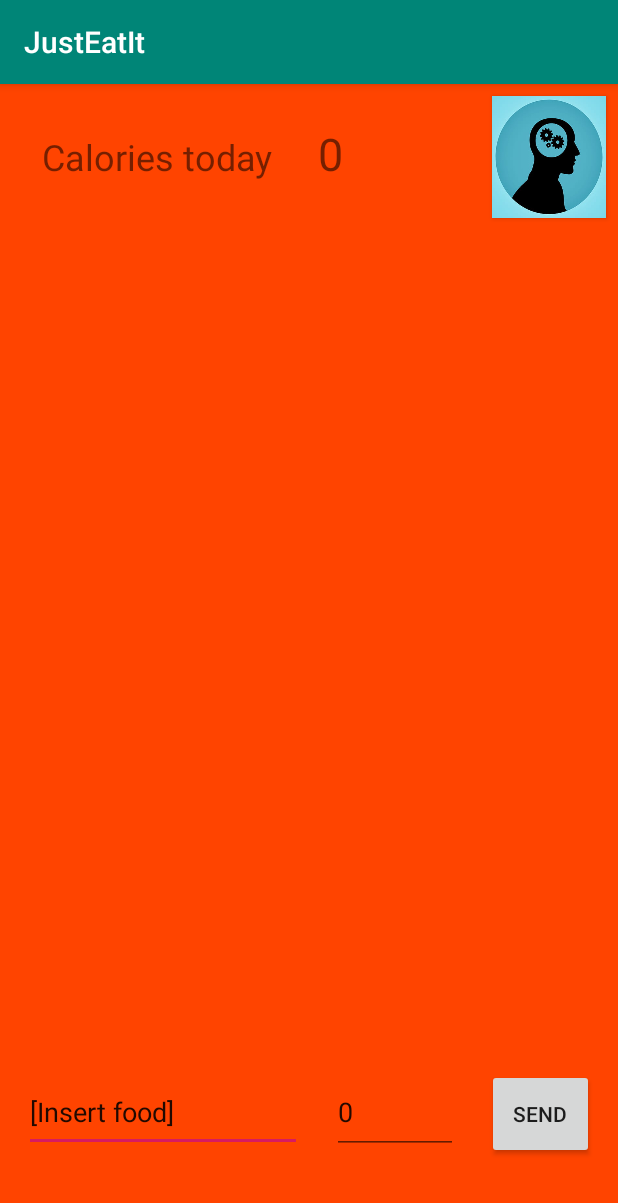
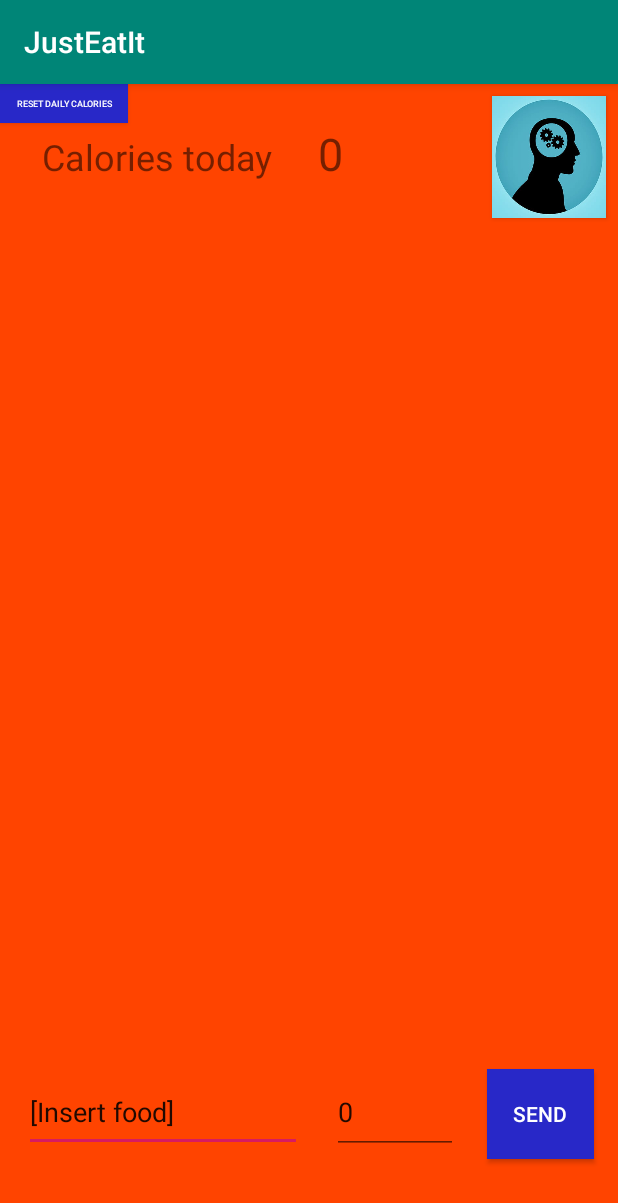
Before and after one commit to Diakko/JustEatIt, an Android app: the screen it shows after launch (MainActivity), on a phone screen of 412 x 824 dp. Shown: the top 1203 px of the screen. Run offline under Robolectric (Android 15) with nearby library versions, the phone set to English and light mode, and no system bars.

Commit message:
Calories insert applies to caloriescount(all). Also daily calories(total atm with no resetting)

```diff
--- a/app/src/main/java/com/example/justeatit/Calories.java
+++ b/app/src/main/java/com/example/justeatit/Calories.java
@@ -10,6 +10,9 @@ public class Calories {
     public void addCalories(int calories){
         this.dailyCount += calories;
         this.totalCount += calories;
+    }
+    public void resetDailyCalories(){
+        this.dailyCount = 0;
     }
 
     public int getDailyCount(){
--- a/app/src/main/res/layout/activity_main.xml
+++ b/app/src/main/res/layout/activity_main.xml
@@ -4,7 +4,7 @@
     xmlns:tools="http://schemas.android.com/tools"
     android:layout_width="match_parent"
     android:layout_height="match_parent"
-    android:background="#FF4400"
+    android:background="@color/backgroundColor"
     tools:context=".MainActivity">
 
     <Button
@@ -13,8 +13,10 @@
         android:layout_height="60dp"
         android:layout_marginEnd="16dp"
         android:layout_marginRight="16dp"
+        android:background="@color/buttonBackground"
         android:onClick="sendButtonPressed"
         android:text="@string/sendButton"
+        android:textColor="@color/textColor"
         app:layout_constraintBaseline_toBaselineOf="@+id/foodBar"
         app:layout_constraintEnd_toEndOf="parent" />
 
@@ -79,4 +81,16 @@
         app:layout_constraintEnd_toEndOf="parent"
         app:layout_constraintTop_toTopOf="parent" />
 
+    <Button
+        android:id="@+id/resetDailyCalories"
+        android:layout_width="85dp"
+        android:layout_height="26dp"
+        android:background="@color/buttonBackground"
+        android:onClick="resetCaloriesButtonPressed"
+        android:text="@string/resetDailyCalories"
+        android:textColor="@color/textColor"
+        android:textSize="6sp"
+        app:layout_constraintStart_toStartOf="parent"
+        app:layout_constraintTop_toTopOf="parent" />
+
 </androidx.constraintlayout.widget.ConstraintLayout>
--- a/app/src/main/res/values/colors.xml
+++ b/app/src/main/res/values/colors.xml
@@ -3,4 +3,7 @@
     <color name="colorPrimary">#008577</color>
     <color name="colorPrimaryDark">#00574B</color>
     <color name="colorAccent">#D81B60</color>
+    <color name="backgroundColor">#FF4400</color>
+    <color name="buttonBackground">#2828C8</color>
+    <color name="textColor">#FFFFFF</color>
 </resources>
--- a/app/src/main/res/values/strings.xml
+++ b/app/src/main/res/values/strings.xml
@@ -6,4 +6,5 @@
     <string name="caloriesText">Calories today</string>
     <string name="insertCalories">0</string>
     <string name="empty">\\</string>
+    <string name="resetDailyCalories">Reset Daily Calories</string>
 </resources>
```
Also changed, not shown: app/src/main/java/com/example/justeatit/MainActivity.java (+8 -3 lines).
